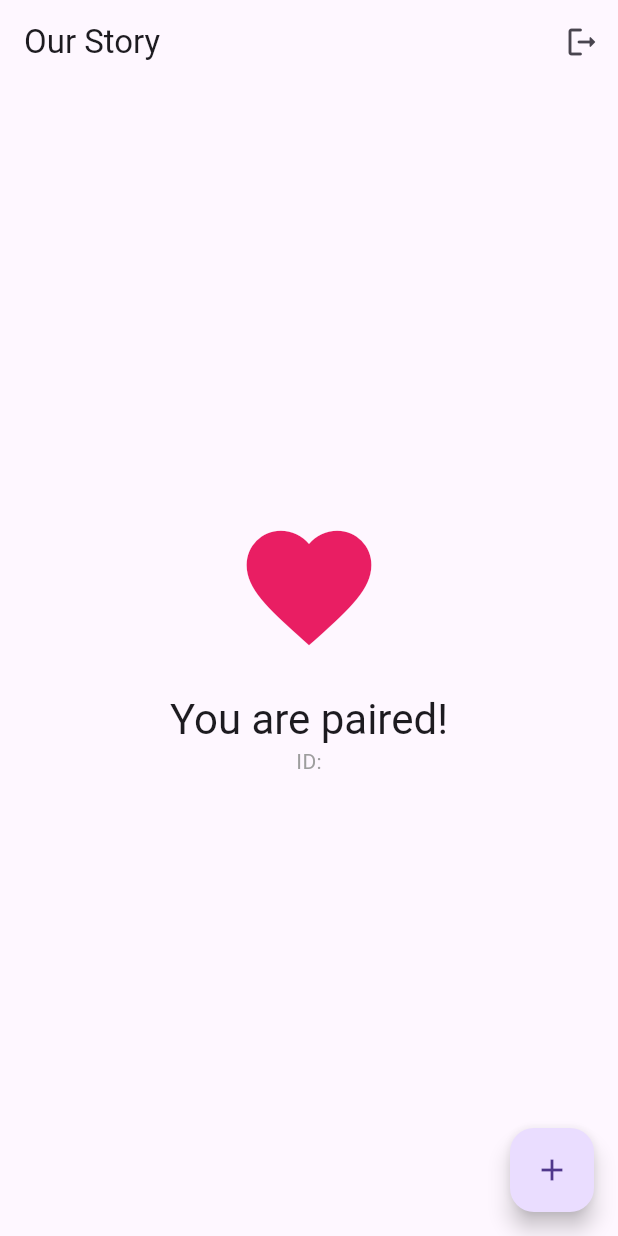
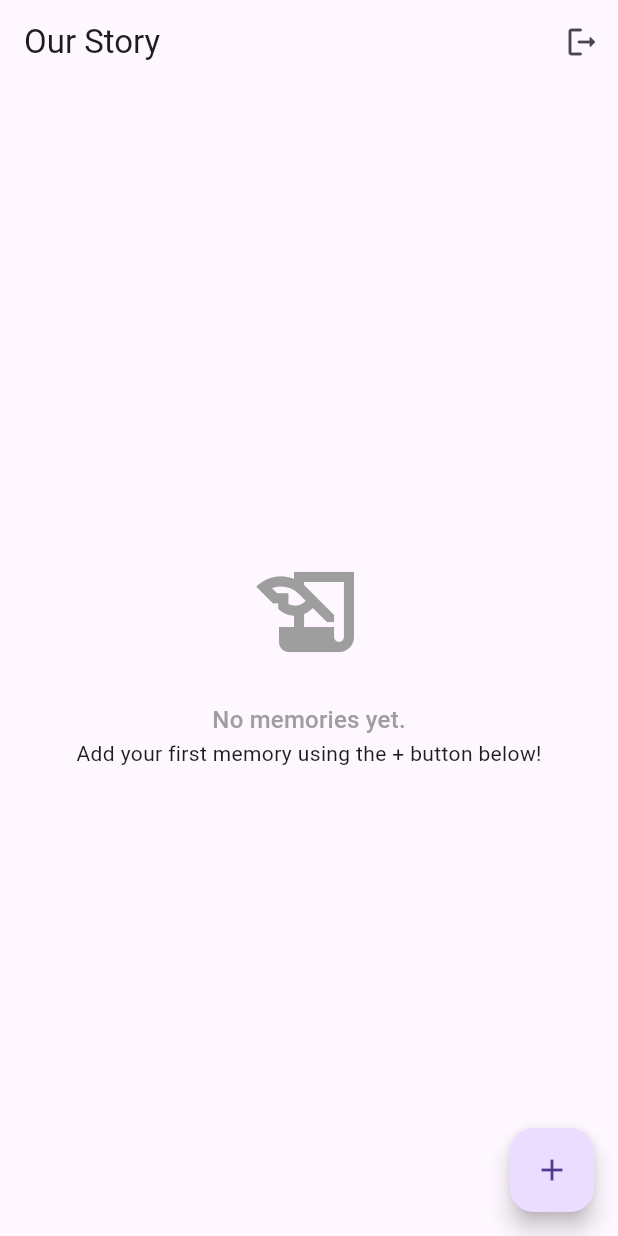
Before and after one commit to GonzhaI/couple-timeline-app, a Flutter app: the screen it shows once a user with an empty profile is signed in, on a phone screen of 412 x 824 dp. Run offline on Flutter 3.47's test engine with Material 3 defaults, Android fonts, the light colour scheme and no system bars; our stand-ins replace cloud_firestore, firebase_auth, firebase_core; accounts and stored records are empty.

Commit message:
Feat: Vista del timeline con tarjetas y lectura desde la DB

```diff
--- a/lib/screens/home_screen.dart
+++ b/lib/screens/home_screen.dart
@@ -5,6 +5,7 @@ import 'package:couple_timeline/l10n/app_localizations.dart';
 import 'package:cloud_firestore/cloud_firestore.dart';
 import 'package:couple_timeline/screens/pairing_screen.dart';
 import 'package:couple_timeline/screens/add_memory_screen.dart';
+import 'package:couple_timeline/widgets/memory_card.dart';
 
 class HomeScreen extends StatelessWidget {
   const HomeScreen({super.key});
@@ -44,19 +45,47 @@ class HomeScreen extends StatelessWidget {
           if (coupleId == null) {
             return PairingScreen(myInviteCode: inviteCode);
           } else {
+            // Coupled: show memories list
             return Scaffold(
-              body: Center(
+              body: StreamBuilder<QuerySnapshot>(
+                stream: DatabaseService().getMemoriesStream(coupleId),
+                builder: (context, memorySnapshot) {
+                  if (memorySnapshot.connectionState == ConnectionState.waiting) {
+                    return const Center(child: CircularProgressIndicator());
+                  }
+                  if (memorySnapshot.hasError) {
+                    return Center(child: Text("Error: ${memorySnapshot.error}"));
+                  }
+                  if (!memorySnapshot.hasData || memorySnapshot.data!.docs.isEmpty) {
+                    return Center(
                       child: Column(
                         mainAxisAlignment: MainAxisAlignment.center,
                         children: [
-                    const Icon(Icons.favorite, size: 100, color: Colors.pink),
+                          const Icon(Icons.history_edu, size: 80, color: Colors.grey),
                           const SizedBox(height: 20),
-                    Text(l10n.homePairedMessage, style: Theme.of(context).textTheme.headlineMedium),
-                    Text(l10n.idLabel, style: TextStyle(color: Colors.grey)),
-                    Text(coupleId, style: const TextStyle(fontWeight: FontWeight.bold)),
+                          Text(
+                            "No memories yet.",
+                            style: Theme.of(context).textTheme.titleMedium?.copyWith(color: Colors.grey),
+                          ),
+                          const Text("Add your first memory using the + button below!"),
                         ],
                       ),
+                    );
+                  }
+
+                  final memories = memorySnapshot.data!.docs;
+
+                  return ListView.builder(
+                    padding: const EdgeInsets.all(16.0),
+                    itemCount: memories.length,
+                    itemBuilder: (context, index) {
+                      final memoryData = memories[index].data() as Map<String, dynamic>;
+                      return MemoryCard(data: memoryData);
+                    },
+                  );
+                },
               ),
+
               // FLOATING ACTION BUTTON
               floatingActionButton: FloatingActionButton(
                 onPressed: () {
```
Also changed, not shown: lib/services/database_service.dart (+8 -0 lines), lib/widgets/memory_card.dart (added, +56 -0 lines). Lines whose indentation alone changed are shown as unchanged.
